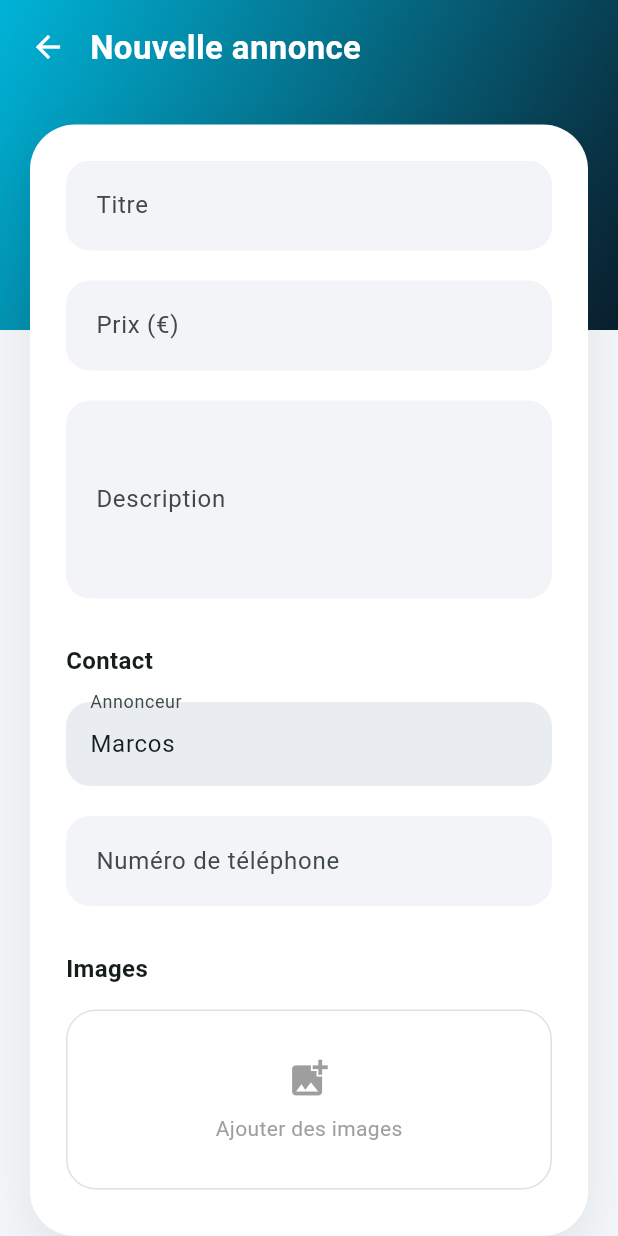
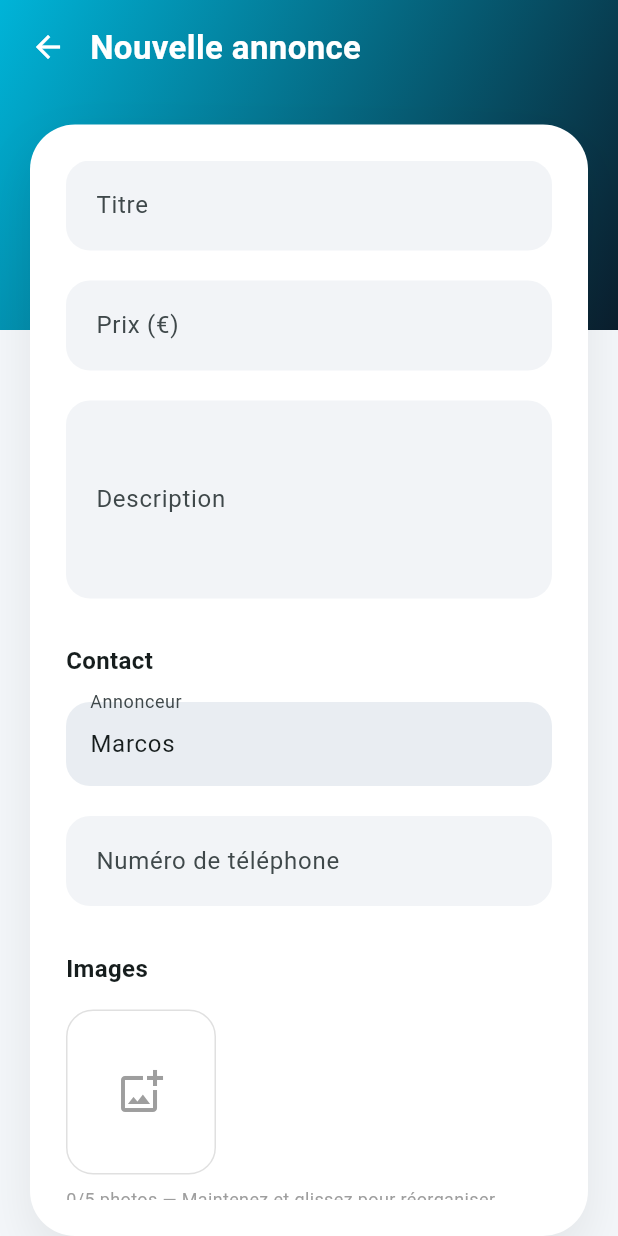
Before and after one commit to marcos75013/asaspp_app, a Flutter app: the CreateAdPage screen opened directly, on a phone screen of 412 x 824 dp. Run offline on Flutter 3.47's test engine with Material 3 defaults, Android fonts, the light colour scheme and no system bars; our stand-ins replace circle_nav_bar, equatable, flutter_bloc, go_router, image_picker, photo_view and 1 more.

Commit message:
ajout image pickers et drow and drop

```diff
--- a/lib/features/annonces/presentation/pages/create_ad_page.dart
+++ b/lib/features/annonces/presentation/pages/create_ad_page.dart
@@ -1,4 +1,6 @@
 import 'package:flutter/material.dart';
+import 'dart:io';
+import 'package:image_picker/image_picker.dart';
 
 class CreateAdPage extends StatefulWidget {
   const CreateAdPage({super.key});
@@ -9,13 +11,34 @@ class CreateAdPage extends StatefulWidget {
 
 class _CreateAdPageState extends State<CreateAdPage> {
   final _formKey = GlobalKey<FormState>();
-
+  final ImagePicker _picker = ImagePicker();
+  List<XFile> _images = [];
   final _titleController = TextEditingController();
   final _priceController = TextEditingController();
   final _descriptionController = TextEditingController();
   final _phoneController = TextEditingController();
+  final String _sellerName = "Marcos";
 
-  final String _sellerName = "Marcos";
+  Future<void> _pickImage() async {
+    if (_images.length >= 5) return;
+
+    final XFile? image = await _picker.pickImage(
+      source: ImageSource.gallery,
+      imageQuality: 80,
+    );
+
+    if (image != null) {
+      setState(() {
+        _images.add(image);
+      });
+    }
+  }
+
+  void _removeImage(int index) {
+    setState(() {
+      _images.removeAt(index);
+    });
+  }
 
   @override
   Widget build(BuildContext context) {
@@ -269,34 +292,118 @@ class _CreateAdPageState extends State<CreateAdPage> {
       ),
     );
   }
+  Widget _imageBox() {
+    return Column(
+      crossAxisAlignment: CrossAxisAlignment.start,
+      children: [
 
-  Widget _imageBox() {
+        SizedBox(
+          height: 110,
+          child: ReorderableListView.builder(
+            scrollDirection: Axis.horizontal,
+            onReorder: (oldIndex, newIndex) {
+              setState(() {
+                if (newIndex > oldIndex) newIndex--;
+                final item = _images.removeAt(oldIndex);
+                _images.insert(newIndex, item);
+              });
+            },
+            itemCount: _images.length + 1,
+            itemBuilder: (context, index) {
+
+              /// ➕ BOUTON AJOUT
+              if (index == _images.length) {
                 return Container(
-      height: 120,
-      width: double.infinity,
+                  key: const ValueKey("add"),
+                  margin: const EdgeInsets.only(right: 12),
+                  child: GestureDetector(
+                    onTap: _pickImage,
+                    child: Container(
+                      width: 100,
                       decoration: BoxDecoration(
-        borderRadius:
-        BorderRadius.circular(20),
-        border: Border.all(
-            color: Colors.grey.shade300),
+                        borderRadius: BorderRadius.circular(18),
+                        border: Border.all(color: Colors.grey.shade300),
                       ),
                       child: const Center(
-        child: Column(
-          mainAxisAlignment:
-          MainAxisAlignment.center,
-          children: [
-            Icon(Icons.add_photo_alternate,
-                size: 30,
-                color: Colors.grey),
-            SizedBox(height: 8),
-            Text(
-              "Ajouter des images",
-              style:
-              TextStyle(color: Colors.grey),
+                        child: Icon(
+                          Icons.add_photo_alternate_outlined,
+                          size: 32,
+                          color: Colors.grey,
                         ),
-          ],
+                      ),
                     ),
                   ),
                 );
               }
+
+              final image = _images[index];
+
+              return Container(
+                key: ValueKey(image.path),
+                margin: const EdgeInsets.only(right: 12),
+                child: Stack(
+                  children: [
+
+                    /// IMAGE
+                    Container(
+                      width: 100,
+                      decoration: BoxDecoration(
+                        borderRadius: BorderRadius.circular(18),
+                        image: DecorationImage(
+                          image: FileImage(File(image.path)),
+                          fit: BoxFit.cover,
+                        ),
+                      ),
+                    ),
+
+                    /// ❌ DELETE
+                    Positioned(
+                      top: 6,
+                      right: 6,
+                      child: GestureDetector(
+                        onTap: () => _removeImage(index),
+                        child: Container(
+                          decoration: const BoxDecoration(
+                            color: Colors.black54,
+                            shape: BoxShape.circle,
+                          ),
+                          padding: const EdgeInsets.all(4),
+                          child: const Icon(
+                            Icons.close,
+                            size: 16,
+                            color: Colors.white,
+                          ),
+                        ),
+                      ),
+                    ),
+
+                    /// DRAG HANDLE
+                    const Positioned(
+                      bottom: 6,
+                      left: 6,
+                      child: Icon(
+                        Icons.drag_indicator,
+                        color: Colors.white70,
+                        size: 18,
+                      ),
+                    ),
+                  ],
+                ),
+              );
+            },
+          ),
+        ),
+
+        const SizedBox(height: 8),
+
+        Text(
+          "${_images.length}/5 photos — Maintenez et glissez pour réorganiser",
+          style: const TextStyle(
+            fontSize: 12,
+            color: Colors.grey,
+          ),
+        ),
+      ],
+    );
   }
+}
--- a/pubspec.yaml
+++ b/pubspec.yaml
@@ -27,6 +27,7 @@ dependencies:
   intl: ^0.20.2
   shimmer: ^3.0.0
   equatable: ^2.0.8
+  image_picker: ^1.0.7
 
 
 
```
Also changed, not shown: pubspec.lock. Lines whose indentation alone changed are shown as unchanged.
